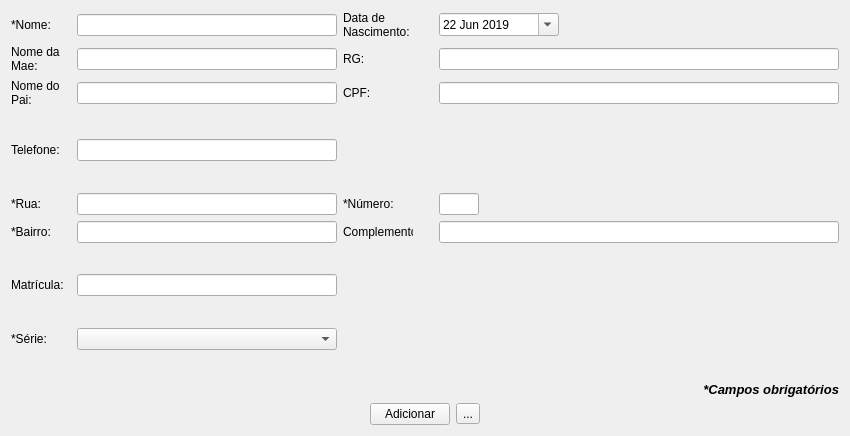
First picture: the form in src/main/resources/base/ui/widgets/alunoForm.ui, repository matheusfillipe/ganec, before the edit.
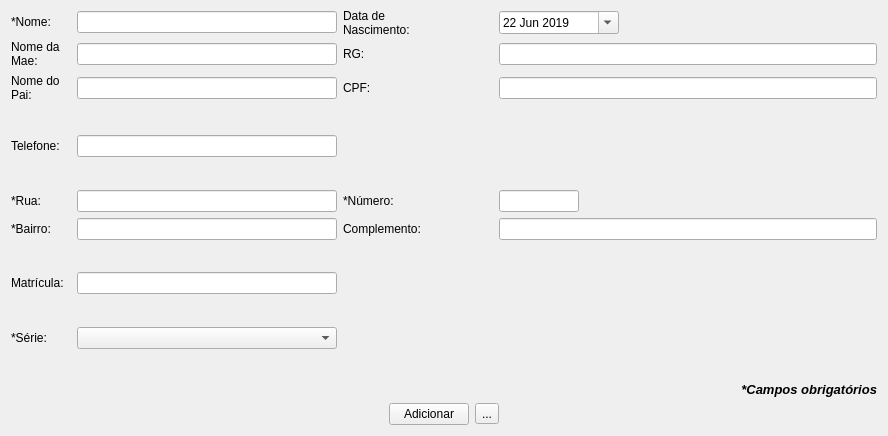
Second picture: the form after the edit. Icons and pictures are not drawn.

The edit to the form file:
```diff
--- a/src/main/resources/base/ui/widgets/alunoForm.ui
+++ b/src/main/resources/base/ui/widgets/alunoForm.ui
@@ -9,7 +9,7 @@
    <rect>
     <x>0</x>
     <y>0</y>
-    <width>850</width>
+    <width>888</width>
     <height>436</height>
    </rect>
   </property>
@@ -308,7 +308,7 @@
        </property>
        <property name="maximumSize">
         <size>
-         <width>70</width>
+         <width>150</width>
          <height>16777215</height>
         </size>
        </property>
@@ -552,7 +552,7 @@
        </property>
        <property name="maximumSize">
         <size>
-         <width>40</width>
+         <width>80</width>
          <height>16777215</height>
         </size>
        </property>
```
